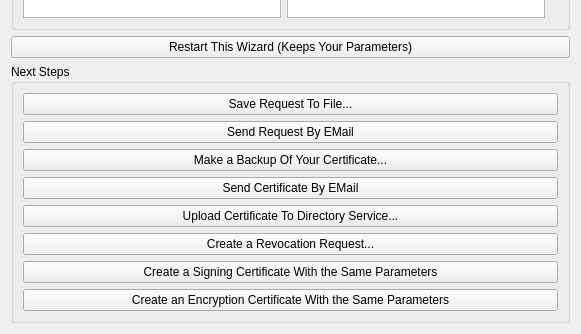
Above: newcertificatewizard/resultpage.ui from sensama/kleopatra before the change; both pictures show x 0 to 581 and y 351 to 685 of the 581 by 685 pixel window. Below: the same form after it.
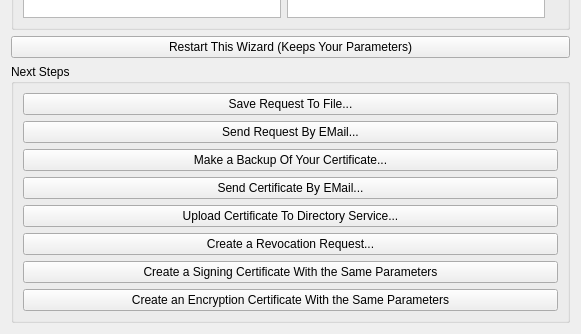
That is the form after the change. Custom widgets are drawn as their Qt base class.

Commit message: Add "..." to actions opening a composer, since to the user it looks like continuation.

Patch:
```diff
--- a/newcertificatewizard/resultpage.ui
+++ b/newcertificatewizard/resultpage.ui
@@ -58,7 +58,7 @@
       <item>
        <widget class="QPushButton" name="sendRequestByEMailPB" >
         <property name="text" >
-         <string>Send Request By EMail</string>
+         <string>Send Request By EMail...</string>
         </property>
        </widget>
       </item>
@@ -72,7 +72,7 @@
       <item>
        <widget class="QPushButton" name="sendCertificateByEMailPB" >
         <property name="text" >
-         <string>Send Certificate By EMail</string>
+         <string>Send Certificate By EMail...</string>
         </property>
        </widget>
       </item>
```
